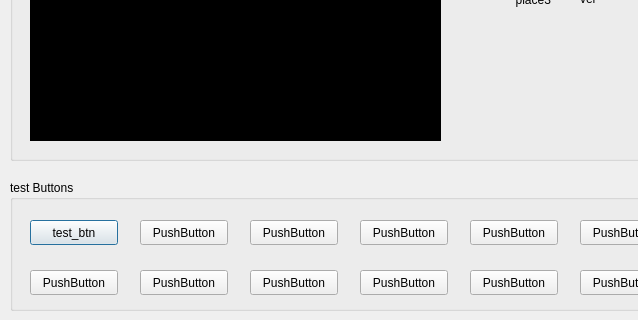
Above: src/Server/AruinoService.ui from addinedu-ros-7th/iot-repo-1 before the change; both pictures show x 0 to 638 and y 560 to 880 of the 751 by 880 pixel window. Below: the same form after it.
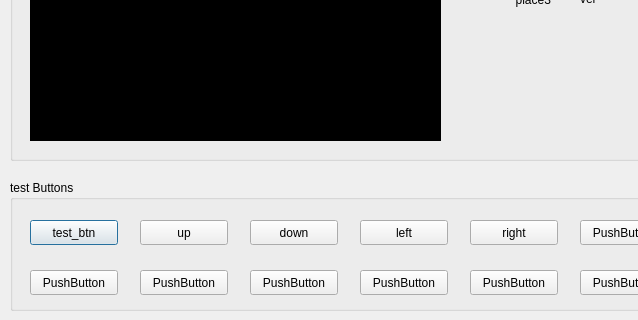
That is the form after the change.

The edit to the form file:
```diff
--- a/src/Server/AruinoService.ui
+++ b/src/Server/AruinoService.ui
@@ -1213,7 +1213,7 @@
      </rect>
     </property>
     <property name="text">
-     <string>PushButton</string>
+     <string>up</string>
     </property>
    </widget>
    <widget class="QPushButton" name="pushButton_3">
@@ -1226,7 +1226,7 @@
      </rect>
     </property>
     <property name="text">
-     <string>PushButton</string>
+     <string>down</string>
     </property>
    </widget>
    <widget class="QPushButton" name="pushButton_4">
@@ -1239,7 +1239,7 @@
      </rect>
     </property>
     <property name="text">
-     <string>PushButton</string>
+     <string>left</string>
     </property>
    </widget>
    <widget class="QPushButton" name="pushButton_5">
@@ -1252,7 +1252,7 @@
      </rect>
     </property>
     <property name="text">
-     <string>PushButton</string>
+     <string>right</string>
     </property>
    </widget>
    <widget class="QPushButton" name="pushButton_6">
```
Left out of the diff: 23 changed lines with no effect on the pictures.
